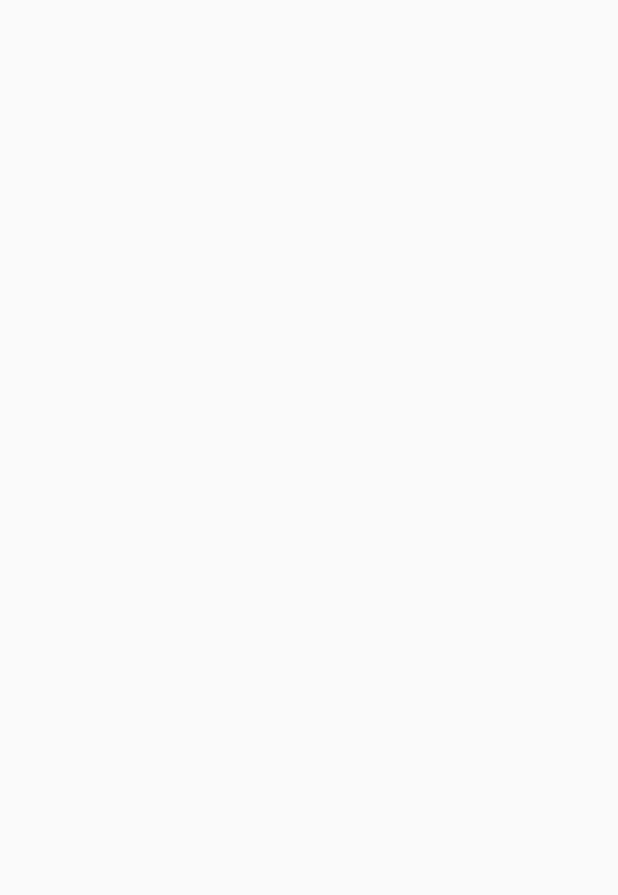
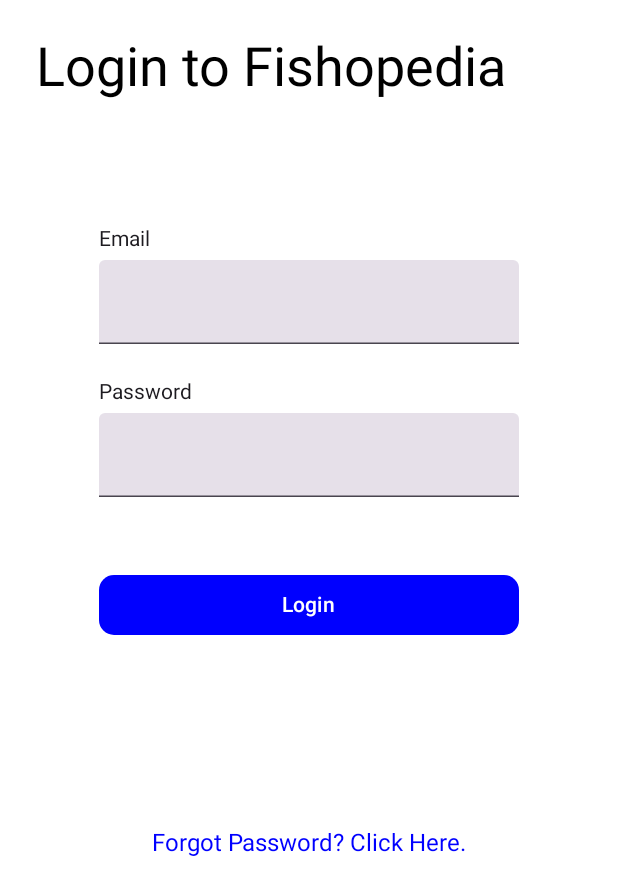
Before and after one commit to Ejswarrior/hookset-mobile, an Android app built with Jetpack Compose: the Login screen opened directly, with no data from a screen before it, on a phone screen of 412 x 824 dp. Before the commit the part shown is empty. Shown: the top 895 px of the screen. Run offline under Robolectric (Android 15) with nearby library versions, the phone set to English and light mode, and no system bars.

```diff
--- a/app/build.gradle.kts
+++ b/app/build.gradle.kts
@@ -65,6 +65,7 @@ dependencies {
     androidTestImplementation(libs.androidx.ui.test.junit4)
     debugImplementation(libs.androidx.ui.tooling)
     debugImplementation(libs.androidx.ui.test.manifest)
+    implementation(libs.androidx.navigation.compose.v271)
 
     // Java language implementation
     implementation(libs.androidx.navigation.fragment)
--- a/app/src/main/java/com/example/hookset_mobile/Login.kt
+++ b/app/src/main/java/com/example/hookset_mobile/Login.kt
@@ -1,10 +1,72 @@
 package com.example.hookset_mobile
 
-import android.app.Activity
 import android.os.Bundle
+import android.util.Log
+import androidx.activity.ComponentActivity
+import androidx.activity.compose.setContent
+import androidx.compose.foundation.background
+import androidx.compose.foundation.clickable
+import androidx.compose.foundation.layout.Arrangement
+import androidx.compose.foundation.layout.Column
+import androidx.compose.foundation.layout.Row
+import androidx.compose.foundation.layout.fillMaxHeight
+import androidx.compose.foundation.layout.fillMaxWidth
+import androidx.compose.foundation.layout.padding
+import androidx.compose.material3.Surface
+import androidx.compose.material3.Text
+import androidx.compose.runtime.Composable
+import androidx.compose.ui.Alignment
+import androidx.compose.ui.Modifier
+import androidx.compose.ui.graphics.Color
+import androidx.compose.ui.unit.dp
+import androidx.compose.ui.unit.sp
+import ui.components.HooksetButton
+import ui.components.HooksetInput.HooksetInput
 
-class Login: Activity() {
+class Login: ComponentActivity() {
     override fun onCreate(savedInstanceState: Bundle?) {
         super.onCreate(savedInstanceState)
+        setContent {
+            Surface(modifier = Modifier) {
+                LoginPage(modifier = Modifier)
+            }
+        }
     }
 }
+@Composable
+fun LoginPage(modifier: Modifier = Modifier) {
+    Surface(modifier = modifier
+        .background(color = Color.White)
+        .padding(vertical = 24.dp, horizontal = 24.dp)
+        .fillMaxWidth()
+        .fillMaxHeight(), color = Color.White) {
+        Column{
+            Row(modifier = Modifier.padding(bottom = 85.dp),verticalAlignment = Alignment.Top, horizontalArrangement = Arrangement.End) {
+                Text(
+                    text = "Login to Fishopedia",
+                    color = Color.Black,
+                    fontSize = 36.sp,
+                    modifier = Modifier
+                )
+            }
+            Column(Modifier.fillMaxWidth(), horizontalAlignment = Alignment.CenterHorizontally) {
+                HooksetInput(modifier).HooktsetTextField("Email")
+
+                HooksetInput(modifier).HooktsetTextField("Password")
+                Row(modifier = Modifier.padding(top = 24.dp)) {
+                    HooksetButton(modifier).button(variant = "primary", buttonText = "Login") {
+                    }
+                }
+            }
+
+            Column(
+                Modifier
+                    .fillMaxWidth()
+                    .padding(top = 125.dp), horizontalAlignment = Alignment.CenterHorizontally) {
+                Text(text = "Forgot Password? Click Here.", fontSize = 16.sp, color = Color.Blue, modifier = Modifier.clickable { Log.d("textClick", "clicked") })
+            }
+        }
+
+
+    }
+}
--- a/gradle/libs.versions.toml
+++ b/gradle/libs.versions.toml
@@ -9,6 +9,7 @@ lifecycleRuntimeKtx = "2.6.1"
 activityCompose = "1.8.0"
 composeBom = "2024.04.01"
 navigationCompose = "2.7.7"
+navigationComposeVersion = "2.7.1"
 navigationDynamicFeaturesFragment = "2.7.7"
 navigationFragment = "2.7.7"
 navigationFragmentKtx = "2.7.7"
@@ -18,6 +19,7 @@ navigationUiKtx = "2.7.7"
 
 [libraries]
 androidx-core-ktx = { group = "androidx.core", name = "core-ktx", version.ref = "coreKtx" }
+androidx-navigation-compose-v271 = { module = "androidx.navigation:navigation-compose", version.ref = "navigationComposeVersion" }
 androidx-navigation-dynamic-features-fragment = { module = "androidx.navigation:navigation-dynamic-features-fragment", version.ref = "navigationDynamicFeaturesFragment" }
 androidx-navigation-fragment = { module = "androidx.navigation:navigation-fragment", version.ref = "navigationFragment" }
 androidx-navigation-fragment-ktx = { module = "androidx.navigation:navigation-fragment-ktx", version.ref = "navigationFragmentKtx" }
```
Also changed, not shown: app/src/main/java/com/example/hookset_mobile/MainActivity.kt (+12 -47 lines).
